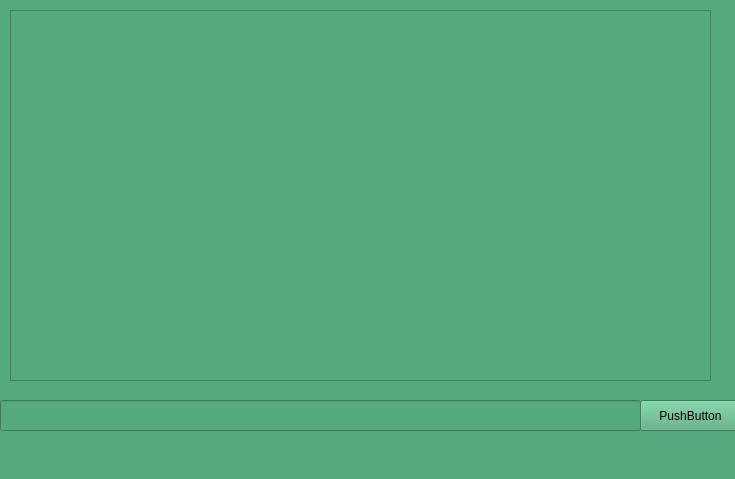
First picture: the form in entername2/client.ui, repository Parsa20231401/FAZE1.0, before the edit.
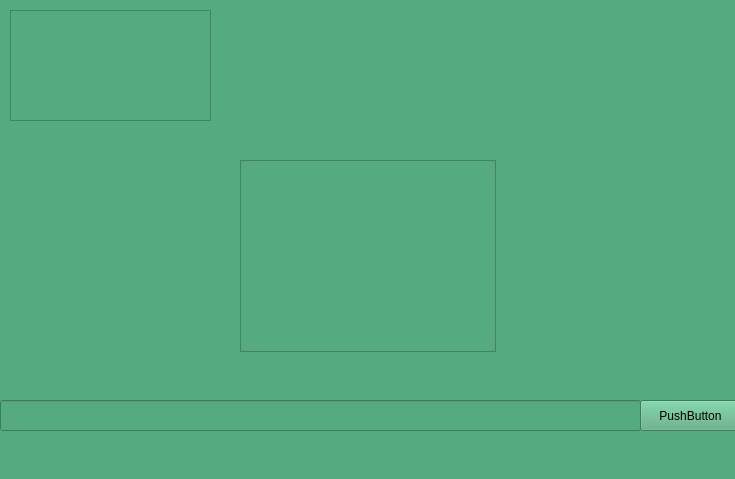
Second picture: the form after the edit.

The edit to the form file:
```diff
--- a/entername2/client.ui
+++ b/entername2/client.ui
@@ -45,8 +45,18 @@
      <rect>
       <x>10</x>
       <y>10</y>
-      <width>701</width>
-      <height>371</height>
+      <width>201</width>
+      <height>111</height>
+     </rect>
+    </property>
+   </widget>
+   <widget class="QListWidget" name="listWidget">
+    <property name="geometry">
+     <rect>
+      <x>240</x>
+      <y>160</y>
+      <width>256</width>
+      <height>192</height>
      </rect>
     </property>
    </widget>
```
